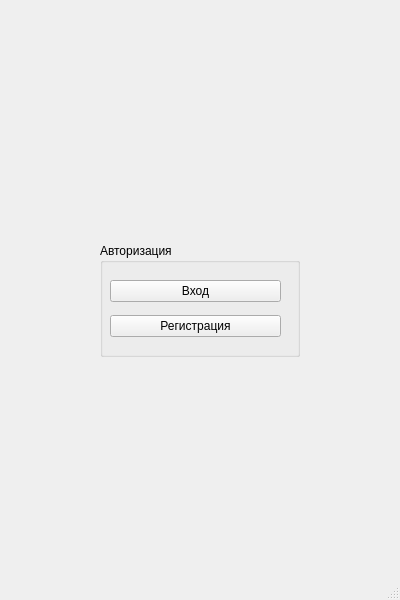
Before: the Qt Designer form demo-trading/authorization.ui in GudAlex61/Demo-trading-c-project, drawn with Qt 5.
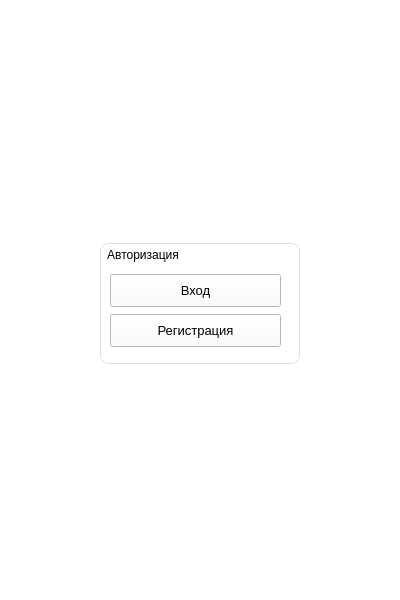
After: the same form once the commit is applied.

```diff
--- a/demo-trading/authorization.ui
+++ b/demo-trading/authorization.ui
@@ -13,6 +13,9 @@
   <property name="windowTitle">
    <string>Demo-Trading</string>
   </property>
+  <property name="styleSheet">
+   <string notr="true">background-color: white;</string>
+  </property>
   <widget class="QWidget" name="centralwidget">
    <widget class="QGroupBox" name="groupBox">
     <property name="geometry">
@@ -20,9 +23,26 @@
       <x>100</x>
       <y>243</y>
       <width>200</width>
-      <height>114</height>
+      <height>121</height>
      </rect>
     </property>
+    <property name="styleSheet">
+     <string notr="true">
+            QGroupBox {
+              border: 1px solid #E0E0E0;
+              border-radius: 8px;
+              margin-top: 0px;
+              padding-top: 25px;
+              font: bold 12pt &quot;Segoe UI&quot;;
+              color: black;
+              background: white;
+            }
+            QGroupBox::title {
+			 subcontrol-origin: margin;
+              left: 5px;
+			 top: 5px;
+            }</string>
+    </property>
     <property name="title">
      <string>Авторизация</string>
     </property>
@@ -32,12 +52,16 @@
        <x>10</x>
        <y>30</y>
        <width>171</width>
-       <height>71</height>
+       <height>76</height>
       </rect>
      </property>
      <layout class="QVBoxLayout" name="verticalLayout">
       <item>
        <widget class="QPushButton" name="pushButton">
+        <property name="styleSheet">
+         <string notr="true">padding: 8px 10px;
+font-size: 10pt;</string>
+        </property>
         <property name="text">
          <string>Вход</string>
         </property>
@@ -45,6 +69,10 @@
       </item>
       <item>
        <widget class="QPushButton" name="regButton">
+        <property name="styleSheet">
+         <string notr="true">padding: 8px 10px;
+font-size: 10pt;</string>
+        </property>
         <property name="text">
          <string>Регистрация</string>
         </property>
```
